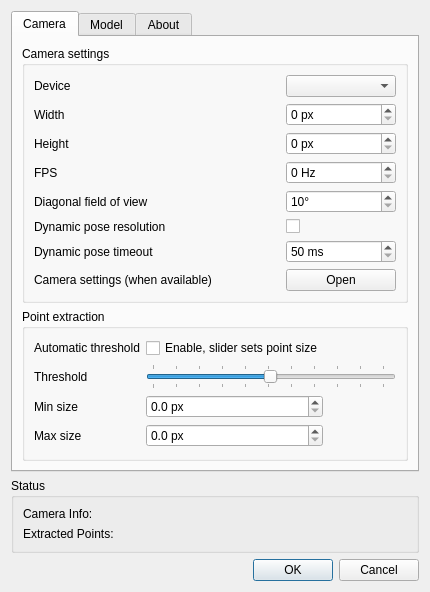
Old version of the form tracker-pt/FTNoIR_PT_Controls.ui in the repository opentrack/opentrack.
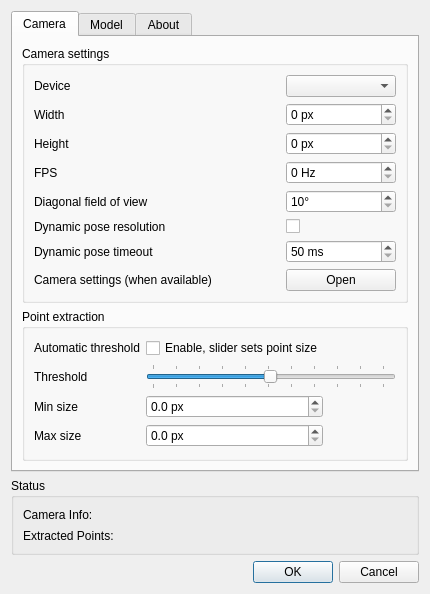
New version of the form. Icons and pictures are not drawn.

Commit message: tracker/pt: maybe prevent reflow

Diff of the .ui file:
```diff
--- a/tracker-pt/FTNoIR_PT_Controls.ui
+++ b/tracker-pt/FTNoIR_PT_Controls.ui
@@ -10,7 +10,7 @@
     <x>0</x>
     <y>0</y>
     <width>424</width>
-    <height>584</height>
+    <height>588</height>
    </rect>
   </property>
   <property name="sizePolicy">
@@ -1147,7 +1147,7 @@
      </widget>
     </widget>
    </item>
-   <item row="2" column="0">
+   <item row="2" column="0" alignment="Qt::AlignVCenter">
     <widget class="QGroupBox" name="groupBox_5">
      <property name="sizePolicy">
       <sizepolicy hsizetype="Preferred" vsizetype="Maximum">
@@ -1175,10 +1175,16 @@
       </item>
       <item row="1" column="1">
        <widget class="QLabel" name="pointinfo_label">
+        <property name="sizePolicy">
+         <sizepolicy hsizetype="Fixed" vsizetype="Fixed">
+          <horstretch>0</horstretch>
+          <verstretch>0</verstretch>
+         </sizepolicy>
+        </property>
         <property name="minimumSize">
          <size>
-          <width>50</width>
-          <height>0</height>
+          <width>120</width>
+          <height>15</height>
          </size>
         </property>
         <property name="text">
@@ -1189,7 +1195,7 @@
       <item row="0" column="1">
        <widget class="QLabel" name="caminfo_label">
         <property name="sizePolicy">
-         <sizepolicy hsizetype="Preferred" vsizetype="Preferred">
+         <sizepolicy hsizetype="Fixed" vsizetype="Fixed">
           <horstretch>0</horstretch>
           <verstretch>0</verstretch>
          </sizepolicy>
@@ -1197,7 +1203,7 @@
         <property name="minimumSize">
          <size>
           <width>120</width>
-          <height>0</height>
+          <height>15</height>
          </size>
         </property>
         <property name="text">
```
